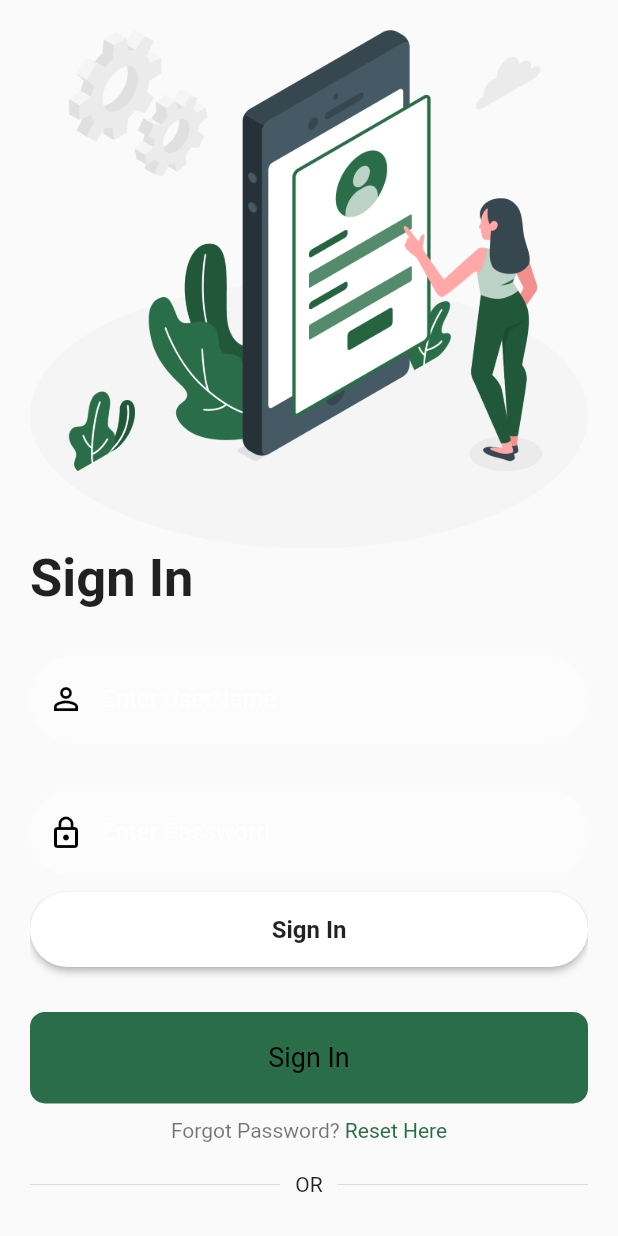
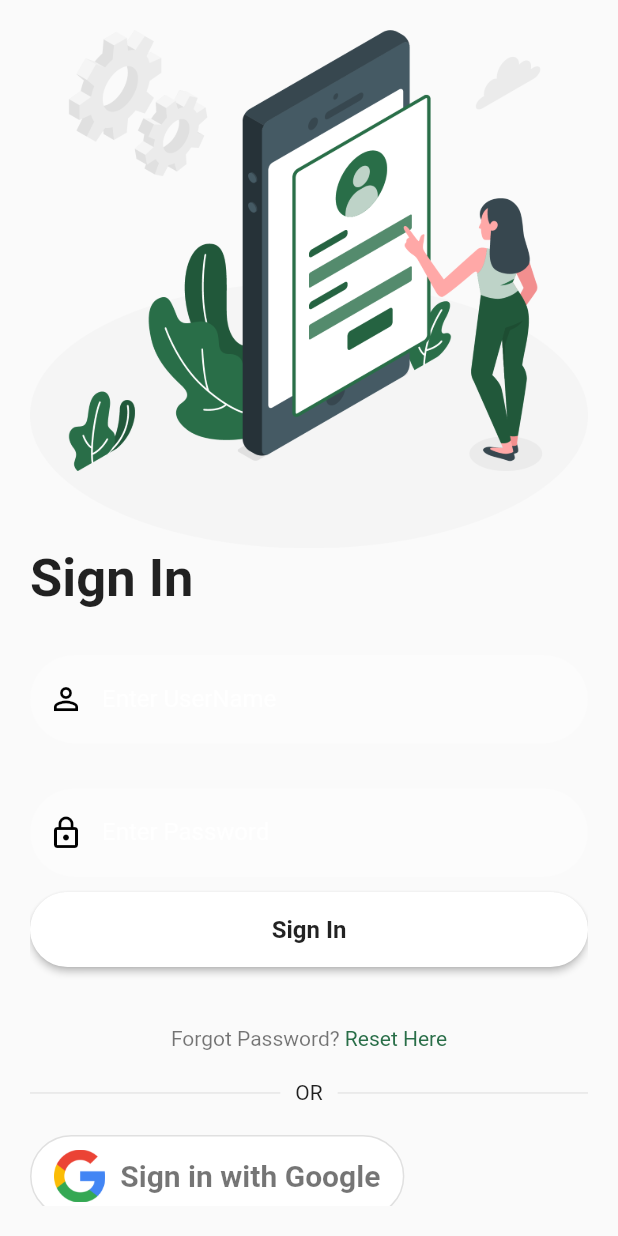
Before and after one commit to sarmedaqua/Smart-Plantation-FYP, a Flutter app: the screen it shows after launch, after a tap on the "arrow forward ios" icon, after a tap on "Skip", on a phone screen of 412 x 824 dp. Run offline on Flutter 3.47's test engine with Material 2 defaults, Android fonts, the phone set to English and light mode, and no system bars; our stand-ins replace animated_bottom_navigation_bar, camera, cloud_firestore, firebase_auth, firebase_core, font_awesome_flutter and 6 more; missing offline and left inert: tflite; accounts and stored records are empty.

Commit message:
some changes

```diff
--- a/lib/view/screens/more_screens/detail_page.dart
+++ b/lib/view/screens/more_screens/detail_page.dart
@@ -102,7 +102,6 @@ class _DetailPageState extends State<DetailPage> {
                             else {
 
                               Future<void> removeFavourite() async {
-                                print('hello');
                                 QuerySnapshot querySnapshot = await FirebaseFirestore.instance.collection('favourite_plant_data').where('user_mail', isEqualTo: FirebaseAuth.instance.currentUser?.email).where('plant_id', isEqualTo: widget.plantId).get();
 
                                 querySnapshot.docs.forEach((favDoc) {
--- a/lib/view/screens/more_screens/signin_page.dart
+++ b/lib/view/screens/more_screens/signin_page.dart
@@ -92,33 +92,33 @@ class _SignInState extends State<SignIn> {
               const SizedBox(
                 height: 10,
               ),
-              GestureDetector(
-                // onTap: () {
-                //   Navigator.pushReplacement(
-                //       context,
-                //       PageTransition(
-                //           child: const RootPage(),
-                //           type: PageTransitionType.bottomToTop));
-                // },
-                child: Container(
-                  width: size.width,
-                  decoration: BoxDecoration(
-                    color: Constants.primaryColor,
-                    borderRadius: BorderRadius.circular(10),
-                  ),
-                  padding:
-                  const EdgeInsets.symmetric(horizontal: 10, vertical: 20),
-                  child: const Center(
-                    child: Text(
-                      'Sign In',
-                      style: TextStyle(
-                        color: Colors.black,
-                        fontSize: 18.0,
-                      ),
-                    ),
-                  ),
-                ),
-              ),
+              // GestureDetector(
+              //   // onTap: () {
+              //   //   Navigator.pushReplacement(
+              //   //       context,
+              //   //       PageTransition(
+              //   //           child: const RootPage(),
+              //   //           type: PageTransitionType.bottomToTop));
+              //   // },
+              //   child: Container(
+              //     width: size.width,
+              //     decoration: BoxDecoration(
+              //       color: Constants.primaryColor,
+              //       borderRadius: BorderRadius.circular(10),
+              //     ),
+              //     padding:
+              //     const EdgeInsets.symmetric(horizontal: 10, vertical: 20),
+              //     child: const Center(
+              //       child: Text(
+              //         'Sign In',
+              //         style: TextStyle(
+              //           color: Colors.black,
+              //           fontSize: 18.0,
+              //         ),
+              //       ),
+              //     ),
+              //   ),
+              // ),
               const SizedBox(
                 height: 10,
               ),
--- a/lib/view/screens/onboarding_screen.dart
+++ b/lib/view/screens/onboarding_screen.dart
@@ -103,7 +103,7 @@ class _OnboardingScreenState extends State<OnboardingScreen> {
                               curve: Curves.easeIn);
                         }
                       } else {
-                        //Navigator.pushReplacement(context, MaterialPageRoute(builder: (_) => const SignIn()));
+                        Navigator.pushReplacement(context, MaterialPageRoute(builder: (_) => const SignIn()));
                       }
                     });
                   },
```
Also changed, not shown: lib/view/screens/locate_plantation_point.dart (+94 -7 lines).
